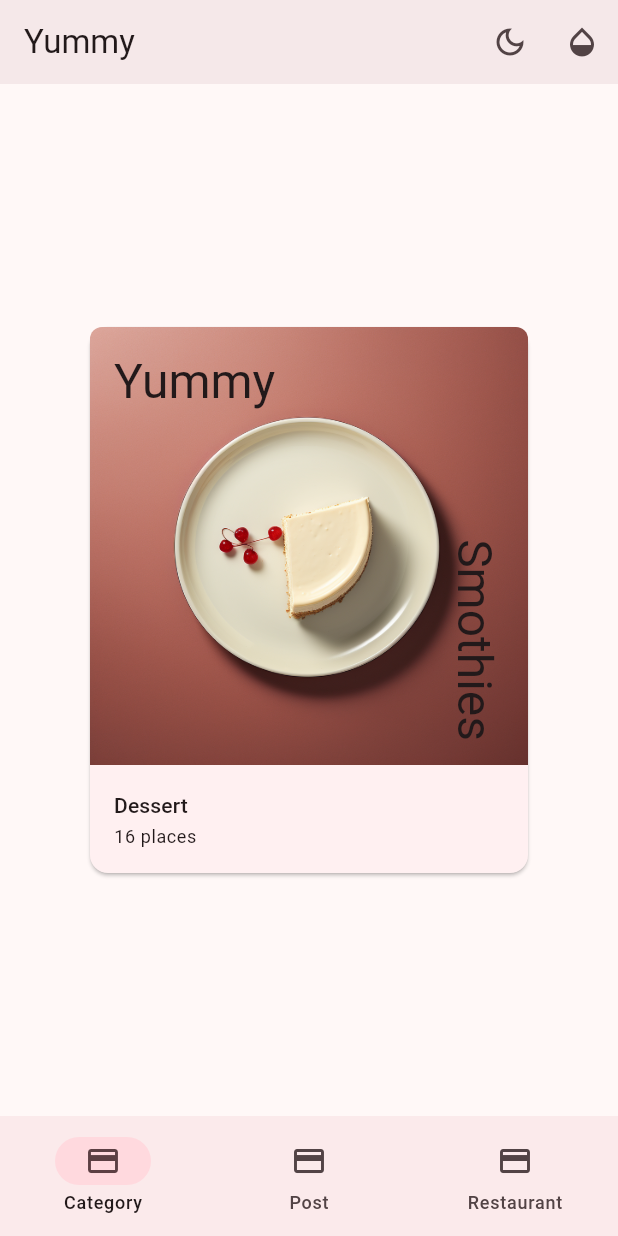
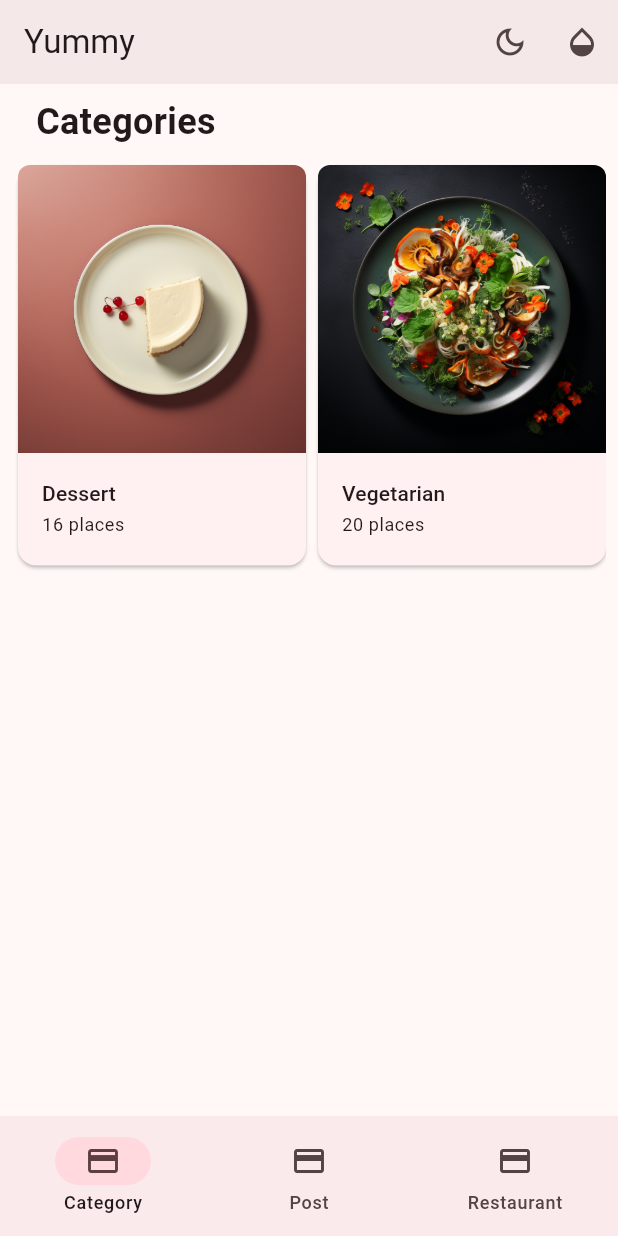
Before and after one commit to LieonShelly/FlutterApp, a Flutter app: the screen it shows after launch, on a phone screen of 412 x 824 dp. Run offline on Flutter 3.47's test engine with Material 3 defaults, Android fonts, the phone set to English and light mode, and no system bars.

Commit message:
Add scroll widget

```diff
--- /dev/null
+++ b/basic_widgets/lib/api/mock_yummy_service.dart
@@ -0,0 +1,33 @@
+import '../models/models.dart';
+
+class ExploreData {
+  final List<Restaurant> restaruants;
+  final List<FoodCategory> categories;
+  final List<Post> friendPosts;
+
+  ExploreData(this.restaruants, this.categories, this.friendPosts);
+}
+
+class MockYummyService {
+  Future<ExploreData> getExploreData() async {
+    List<Post> posts = await _getFriendFeed();
+    List<Restaurant> retaurants = await _getRestaruants();
+    List<FoodCategory> categories = await _getCategories();
+    return ExploreData(retaurants, categories, posts);
+  }
+
+  Future<List<Post>> _getFriendFeed() async {
+    await Future.delayed(const Duration(milliseconds: 1000));
+    return posts;
+  }
+
+  Future<List<FoodCategory>> _getCategories() async {
+    await Future.delayed(Duration(milliseconds: 1000));
+    return categories;
+  }
+
+  Future<List<Restaurant>> _getRestaruants() async {
+    await Future.delayed(Duration(milliseconds: 1000));
+    return restaurants;
+  }
+}
--- /dev/null
+++ b/basic_widgets/lib/components/caretegory_section.dart
@@ -0,0 +1,40 @@
+import 'package:basic_widgets/components/category_card.dart';
+import 'package:flutter/material.dart';
+import '../models/food_category.dart';
+
+class CaretegorySection extends StatelessWidget {
+  final List<FoodCategory> categories;
+  const CaretegorySection({super.key, required this.categories});
+
+  @override
+  Widget build(BuildContext context) {
+    return Padding(
+      padding: const EdgeInsets.all(8),
+      child: Column(
+        crossAxisAlignment: CrossAxisAlignment.start,
+        children: [
+          const Padding(
+            padding: const EdgeInsets.only(left: 16, bottom: 8),
+            child: Text(
+              "Categories",
+              style: TextStyle(fontSize: 24, fontWeight: FontWeight.bold),
+            ),
+          ),
+          SizedBox(
+            height: 275,
+            child: ListView.builder(
+              scrollDirection: Axis.horizontal,
+              itemCount: categories.length,
+              itemBuilder: (context, index) {
+                return SizedBox(
+                  width: 200,
+                  child: CategoryCard(category: categories[index]),
+                );
+              },
+            ),
+          ),
+        ],
+      ),
+    );
+  }
+}
--- a/basic_widgets/lib/components/category_card.dart
+++ b/basic_widgets/lib/components/category_card.dart
@@ -24,19 +24,6 @@ class CategoryCard extends StatelessWidget {
                 ),
                 child: Image.asset(category.imageUrl),
               ),
-              Positioned(
-                left: 16.0,
-                top: 16.0,
-                child: Text("Yummy", style: textThem.headlineLarge),
-              ),
-              Positioned(
-                bottom: 16,
-                right: 16,
-                child: RotatedBox(
-                  quarterTurns: 1,
-                  child: Text('Smothies', style: textThem.headlineLarge),
-                ),
-              ),
             ],
           ),
           ListTile(
--- a/basic_widgets/lib/home.dart
+++ b/basic_widgets/lib/home.dart
@@ -3,6 +3,7 @@ import 'package:basic_widgets/components/post_card.dart';
 import 'package:basic_widgets/constants.dart';
 import 'package:basic_widgets/models/food_category.dart';
 import 'package:basic_widgets/models/models.dart';
+import 'package:basic_widgets/screens/explore_page.dart';
 import 'package:flutter/material.dart';
 import 'components/category_card.dart';
 import 'components/restaurant_landscape_card.dart';
@@ -51,12 +52,7 @@ class _HomeState extends State<Home> {
   @override
   Widget build(BuildContext context) {
     final pages = [
-      Center(
-        child: ConstrainedBox(
-          constraints: const BoxConstraints(maxWidth: 300),
-          child: CategoryCard(category: categories[0]),
-        ),
-      ),
+      ExplorePage(),
       Center(
         child: Padding(
           padding: const EdgeInsets.all(16),
--- /dev/null
+++ b/basic_widgets/lib/screens/explore_page.dart
@@ -0,0 +1,28 @@
+import 'package:basic_widgets/components/caretegory_section.dart';
+import 'package:flutter/material.dart';
+import '../api/mock_yummy_service.dart';
+
+class ExplorePage extends StatelessWidget {
+  final mockService = MockYummyService();
+
+  ExplorePage({super.key});
+
+  @override
+  Widget build(BuildContext context) {
+    return FutureBuilder(
+      future: mockService.getExploreData(),
+      builder: (context, AsyncSnapshot<ExploreData> snapshot) {
+        if (snapshot.connectionState == ConnectionState.done) {
+          final categories = snapshot.data?.categories ?? [];
+          return ListView(
+            shrinkWrap: true,
+            scrollDirection: Axis.vertical,
+            children: [CaretegorySection(categories: categories)],
+          );
+        } else {
+          return const Center(child: CircularProgressIndicator());
+        }
+      },
+    );
+  }
+}
```
